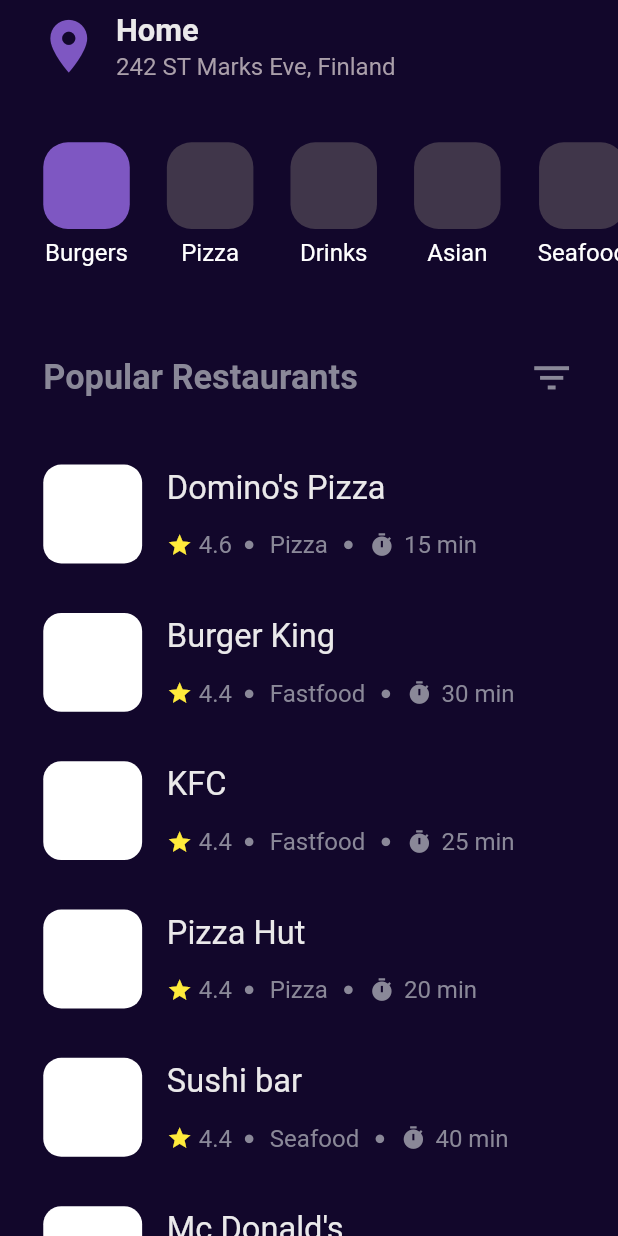
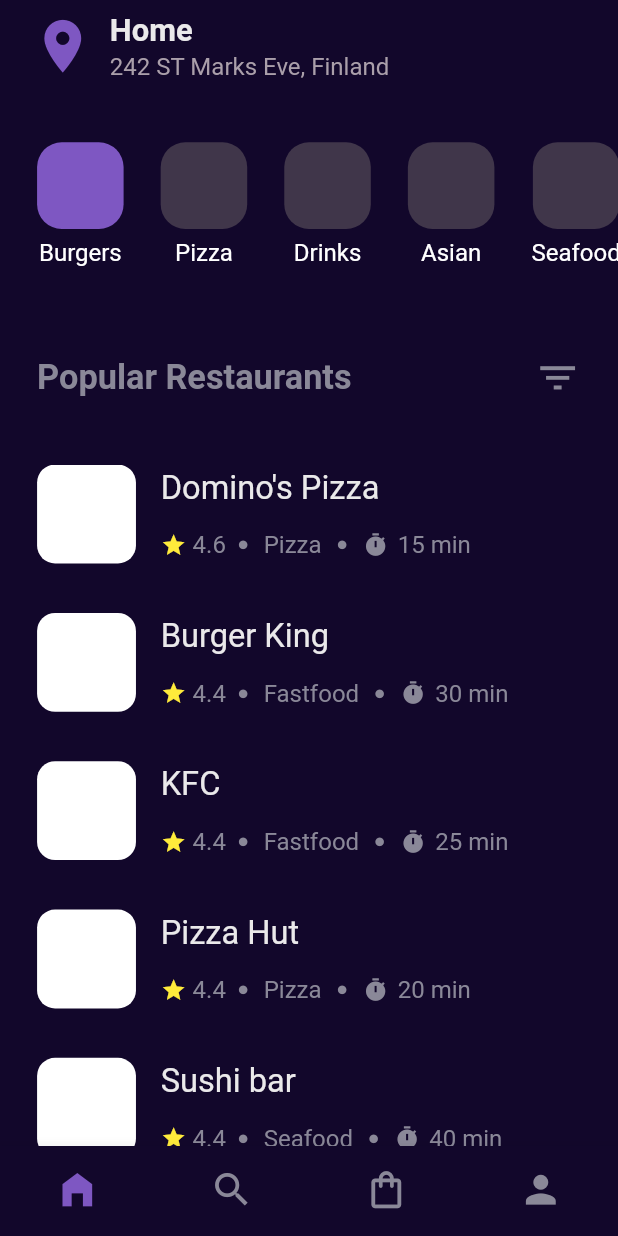
Before and after one commit to jakubjaniec/food-app-ui, a Flutter app: the screen it shows after launch, on a phone screen of 412 x 824 dp. Run offline on Flutter 3.47's test engine with Material 2 defaults, Android fonts, the phone set to English and light mode, and no system bars; our stand-ins replace device_preview, hexcolor.

Commit message:
Build bottom navigation bar

```diff
--- a/lib/ui/views/home.dart
+++ b/lib/ui/views/home.dart
@@ -1,4 +1,5 @@
 import 'package:flutter/material.dart';
+import 'package:food_app_ui/ui/widgets/home/bottom_navigation.dart';
 import 'package:food_app_ui/ui/widgets/home/categories_list.dart';
 import 'package:food_app_ui/ui/widgets/home/header.dart';
 import 'package:food_app_ui/ui/widgets/home/restaurants_list.dart';
@@ -28,6 +29,7 @@ class HomeScreen extends StatelessWidget {
           ),
         ),
       ),
+      bottomNavigationBar: BottomNavigation(),
     );
   }
 }
--- /dev/null
+++ b/lib/ui/widgets/home/bottom_navigation.dart
@@ -0,0 +1,47 @@
+import 'package:flutter/material.dart';
+import 'package:food_app_ui/utils/theme.dart';
+
+class BottomNavigation extends StatefulWidget {
+  @override
+  _BottomNavigationState createState() => _BottomNavigationState();
+}
+
+class _BottomNavigationState extends State<BottomNavigation> {
+  int _currentIndex = 0;
+
+  @override
+  Widget build(BuildContext context) {
+    return BottomNavigationBar(
+      type: BottomNavigationBarType.fixed,
+      backgroundColor: ThemeColors().custom,
+      unselectedItemColor: ThemeColors().greyish,
+      selectedItemColor: Colors.deepPurple[400],
+      showUnselectedLabels: false,
+      showSelectedLabels: false,
+      iconSize: AdaptiveTextSize().getadaptiveTextSize(context, 26),
+      currentIndex: _currentIndex,
+      items: [
+        BottomNavigationBarItem(
+          icon: Icon(Icons.home_filled),
+          label: "Home",
+        ),
+        BottomNavigationBarItem(
+          icon: Icon(Icons.search),
+          label: "Search",
+        ),
+        BottomNavigationBarItem(
+          icon: Icon(Icons.shopping_bag_outlined),
+          label: "Orders",
+        ),
+        BottomNavigationBarItem(
+          icon: Icon(Icons.person),
+          label: "Account",
+        ),
+      ],
+      onTap: (value) {
+        _currentIndex = value;
+        setState(() {});
+      },
+    );
+  }
+}
--- a/lib/ui/widgets/home/categories_list.dart
+++ b/lib/ui/widgets/home/categories_list.dart
@@ -3,15 +3,6 @@ import 'package:food_app_ui/ui/widgets/home/category.dart';
 // import 'package:food_app_ui/utils/theme.dart';
 
 class CategoriesList extends StatelessWidget {
-  final categories = [
-    'Burgers',
-    'Pizza',
-    'Beverages',
-    'Asian',
-    'Chinese',
-    'Seafood'
-  ];
-
   @override
   Widget build(BuildContext context) {
     var height = MediaQuery.of(context).size.height;
@@ -22,7 +13,7 @@ class CategoriesList extends StatelessWidget {
       height: height * 0.11,
       child: ListView(
         scrollDirection: Axis.horizontal,
-        padding: EdgeInsets.only(left: width * 0.07),
+        padding: EdgeInsets.only(left: width * 0.06),
         children: [
           Category(text: 'Burgers', isActive: true),
           Category(text: 'Pizza', isActive: false),
--- a/lib/ui/widgets/home/header.dart
+++ b/lib/ui/widgets/home/header.dart
@@ -9,7 +9,7 @@ class Header extends StatelessWidget {
     var width = MediaQuery.of(context).size.width;
 
     return Container(
-      padding: EdgeInsets.only(left: width * 0.06),
+      padding: EdgeInsets.only(left: width * 0.05),
       child: Row(
         children: [
           Icon(Icons.place,
--- a/lib/ui/widgets/home/restaurant_card.dart
+++ b/lib/ui/widgets/home/restaurant_card.dart
@@ -18,7 +18,7 @@ class RestaurantCard extends StatelessWidget {
         fontSize: AdaptiveTextSize().getadaptiveTextSize(context, 14.0));
 
     return Container(
-      margin: EdgeInsets.only(top: height * 0.04),
+      margin: EdgeInsets.only(bottom: height * 0.04),
       decoration: BoxDecoration(
         borderRadius: BorderRadius.circular(15.0),
       ),
--- a/lib/ui/widgets/home/restaurants_list.dart
+++ b/lib/ui/widgets/home/restaurants_list.dart
@@ -6,9 +6,10 @@ class RestaurantsList extends StatelessWidget {
   @override
   Widget build(BuildContext context) {
     var width = MediaQuery.of(context).size.width;
+    var height = MediaQuery.of(context).size.height;
 
     return Container(
-      padding: EdgeInsets.symmetric(horizontal: width * 0.07),
+      padding: EdgeInsets.symmetric(horizontal: width * 0.06),
       child: Column(
         children: [
           Container(
@@ -31,6 +32,7 @@ class RestaurantsList extends StatelessWidget {
               ],
             ),
           ),
+          SizedBox(height: height * 0.04),
           Container(
             child: Expanded(
               child: ListView(
--- a/pubspec.yaml
+++ b/pubspec.yaml
@@ -23,6 +23,7 @@ environment:
 dependencies:
   flutter:
     sdk: flutter
+  bubbled_navigation_bar: ^0.0.4
   cupertino_icons: ^1.0.0
   device_preview: ^0.5.5
   hexcolor: ^1.0.6
```
Also changed, not shown: pubspec.lock.
